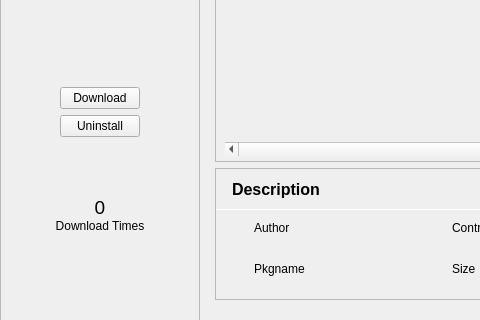
Old version of the form src/pages/appintopage.ui in the repository spark-store-project/spark-store; both pictures show x 0 to 480 and y 169 to 489 of the 806 by 601 pixel window.
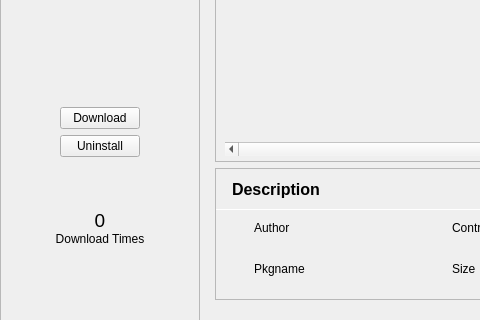
New version of the form. Icons and pictures are not drawn.

Commit message: 应用详情页添加版本号

```diff
--- a/src/pages/appintopage.ui
+++ b/src/pages/appintopage.ui
@@ -188,6 +188,16 @@
            </property>
           </widget>
          </item>
+         <item>
+          <widget class="QLabel" name="version">
+           <property name="text">
+            <string/>
+           </property>
+           <property name="alignment">
+            <set>Qt::AlignCenter</set>
+           </property>
+          </widget>
+         </item>
          <item>
           <spacer name="verticalSpacer_5">
            <property name="orientation">
```
The commit also changes 1 other file.
